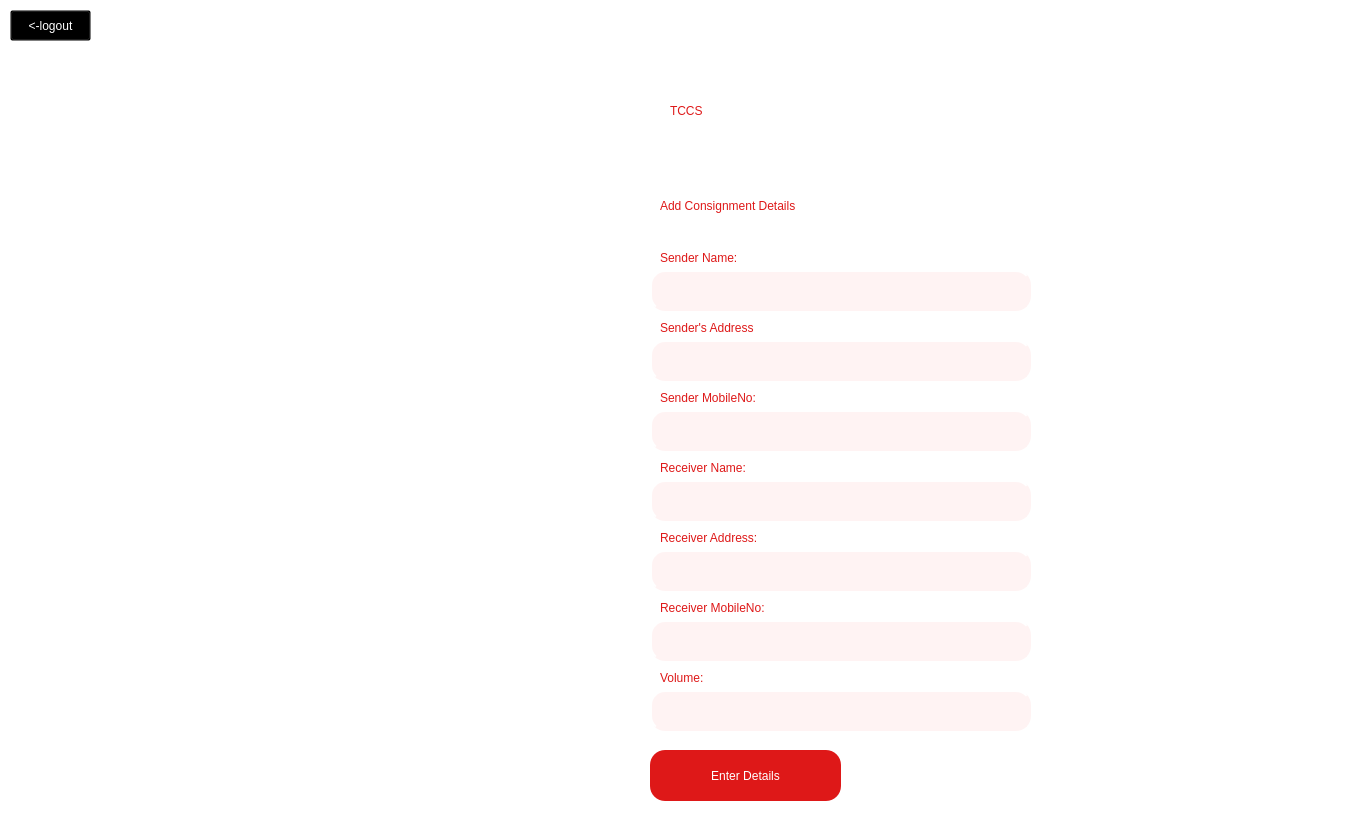
First picture: the form in ui/employeescr.ui, repository yatharthsameer/Transport-Company-Computerisation-TCC-Software-, before the edit.
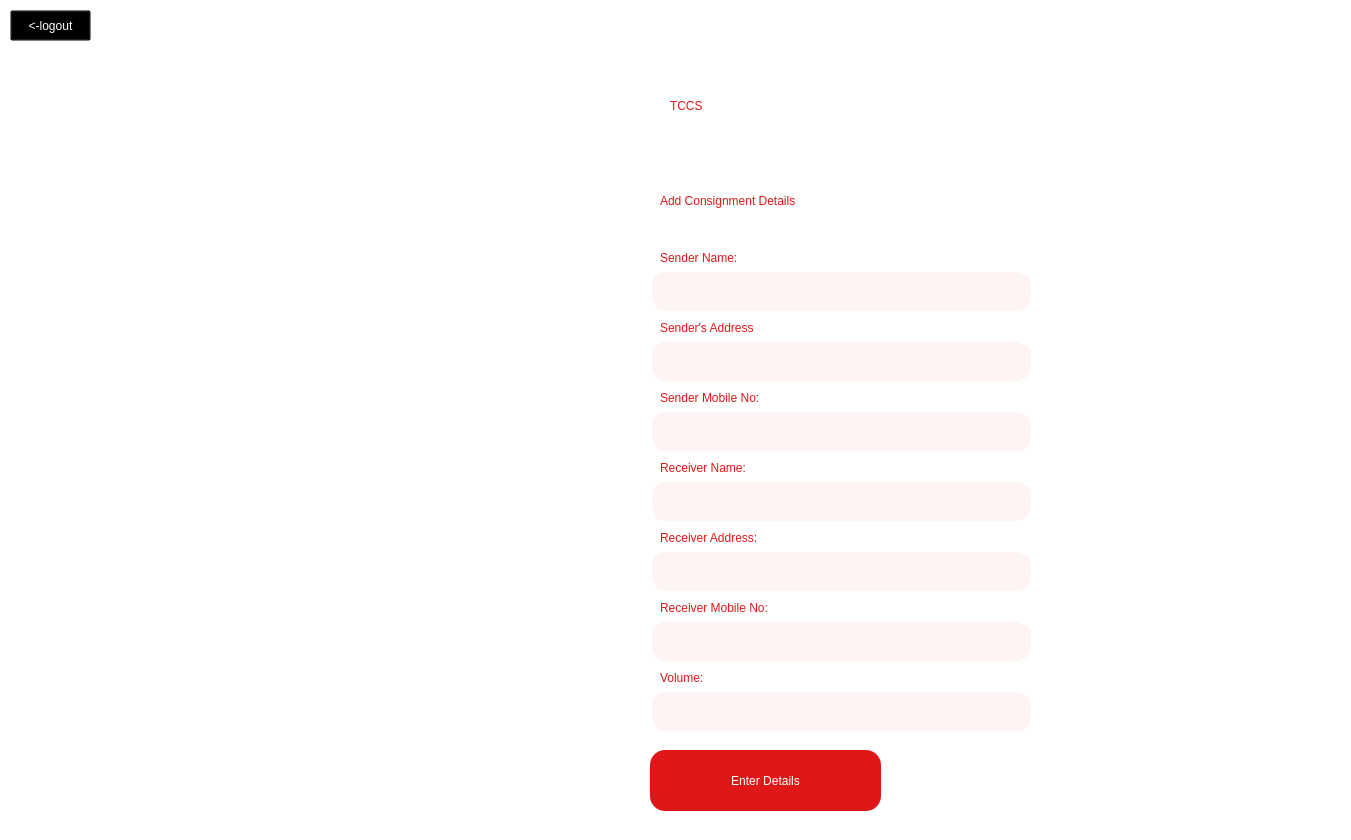
Second picture: the form after the edit. Icons and pictures are not drawn.

What changed in the file:
```diff
--- a/ui/employeescr.ui
+++ b/ui/employeescr.ui
@@ -42,7 +42,7 @@
     <rect>
      <x>150</x>
      <y>350</y>
-     <width>211</width>
+     <width>251</width>
      <height>61</height>
     </rect>
    </property>
@@ -75,9 +75,9 @@
    <property name="geometry">
     <rect>
      <x>180</x>
-     <y>560</y>
-     <width>161</width>
-     <height>21</height>
+     <y>550</y>
+     <width>191</width>
+     <height>31</height>
     </rect>
    </property>
    <property name="styleSheet">
@@ -91,10 +91,10 @@
   <widget class="QLabel" name="branchHeading">
    <property name="geometry">
     <rect>
-     <x>220</x>
-     <y>650</y>
-     <width>91</width>
-     <height>31</height>
+     <x>210</x>
+     <y>640</y>
+     <width>111</width>
+     <height>41</height>
     </rect>
    </property>
    <property name="styleSheet">
@@ -110,8 +110,8 @@
     <rect>
      <x>210</x>
      <y>500</y>
-     <width>101</width>
-     <height>16</height>
+     <width>111</width>
+     <height>21</height>
     </rect>
    </property>
    <property name="styleSheet">
@@ -126,9 +126,9 @@
    <property name="geometry">
     <rect>
      <x>140</x>
-     <y>590</y>
-     <width>251</width>
-     <height>31</height>
+     <y>570</y>
+     <width>281</width>
+     <height>51</height>
     </rect>
    </property>
    <property name="styleSheet">
@@ -160,9 +160,9 @@
    <property name="geometry">
     <rect>
      <x>670</x>
-     <y>70</y>
-     <width>181</width>
-     <height>81</height>
+     <y>60</y>
+     <width>211</width>
+     <height>91</height>
     </rect>
    </property>
    <property name="styleSheet">
@@ -178,9 +178,9 @@
    <property name="geometry">
     <rect>
      <x>660</x>
-     <y>180</y>
-     <width>481</width>
-     <height>51</height>
+     <y>170</y>
+     <width>581</width>
+     <height>61</height>
     </rect>
    </property>
    <property name="styleSheet">
@@ -225,7 +225,7 @@
     <rect>
      <x>660</x>
      <y>250</y>
-     <width>111</width>
+     <width>121</width>
      <height>16</height>
     </rect>
    </property>
@@ -242,7 +242,7 @@
     <rect>
      <x>660</x>
      <y>320</y>
-     <width>141</width>
+     <width>161</width>
      <height>16</height>
     </rect>
    </property>
@@ -297,7 +297,7 @@
 font: 25 14pt &quot;Calibri&quot;;</string>
    </property>
    <property name="text">
-    <string>Sender MobileNo:</string>
+    <string>Sender Mobile No:</string>
    </property>
   </widget>
   <widget class="QLineEdit" name="senderMobileNoLineEdit">
@@ -334,7 +334,7 @@
     <rect>
      <x>660</x>
      <y>460</y>
-     <width>121</width>
+     <width>141</width>
      <height>16</height>
     </rect>
    </property>
@@ -380,7 +380,7 @@
     <rect>
      <x>660</x>
      <y>530</y>
-     <width>141</width>
+     <width>161</width>
      <height>16</height>
     </rect>
    </property>
@@ -426,7 +426,7 @@
     <rect>
      <x>660</x>
      <y>600</y>
-     <width>151</width>
+     <width>171</width>
      <height>16</height>
     </rect>
    </property>
@@ -435,7 +435,7 @@
 font: 25 14pt &quot;Calibri&quot;;</string>
    </property>
    <property name="text">
-    <string>Receiver MobileNo:</string>
+    <string>Receiver Mobile No:</string>
    </property>
   </widget>
   <widget class="QLineEdit" name="receiverMobileNoLineEdit">
@@ -518,8 +518,8 @@
     <rect>
      <x>650</x>
      <y>750</y>
-     <width>191</width>
-     <height>51</height>
+     <width>231</width>
+     <height>61</height>
     </rect>
    </property>
    <property name="styleSheet">
```
Left out of the diff: 4 changed lines with no effect on the pictures.
